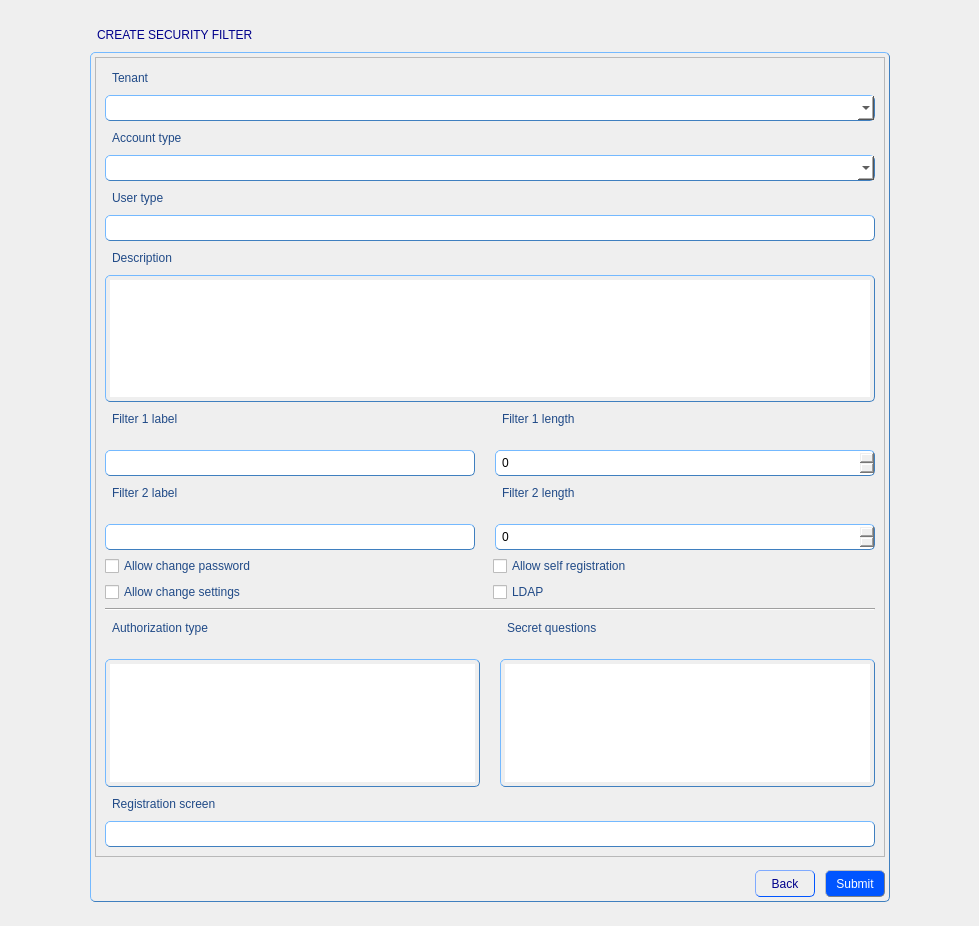
Before: the Qt Designer form QBuilder/QBuilder/src/createsecurityfilterform.ui in Rork96/QtProjects, drawn with Qt 5.
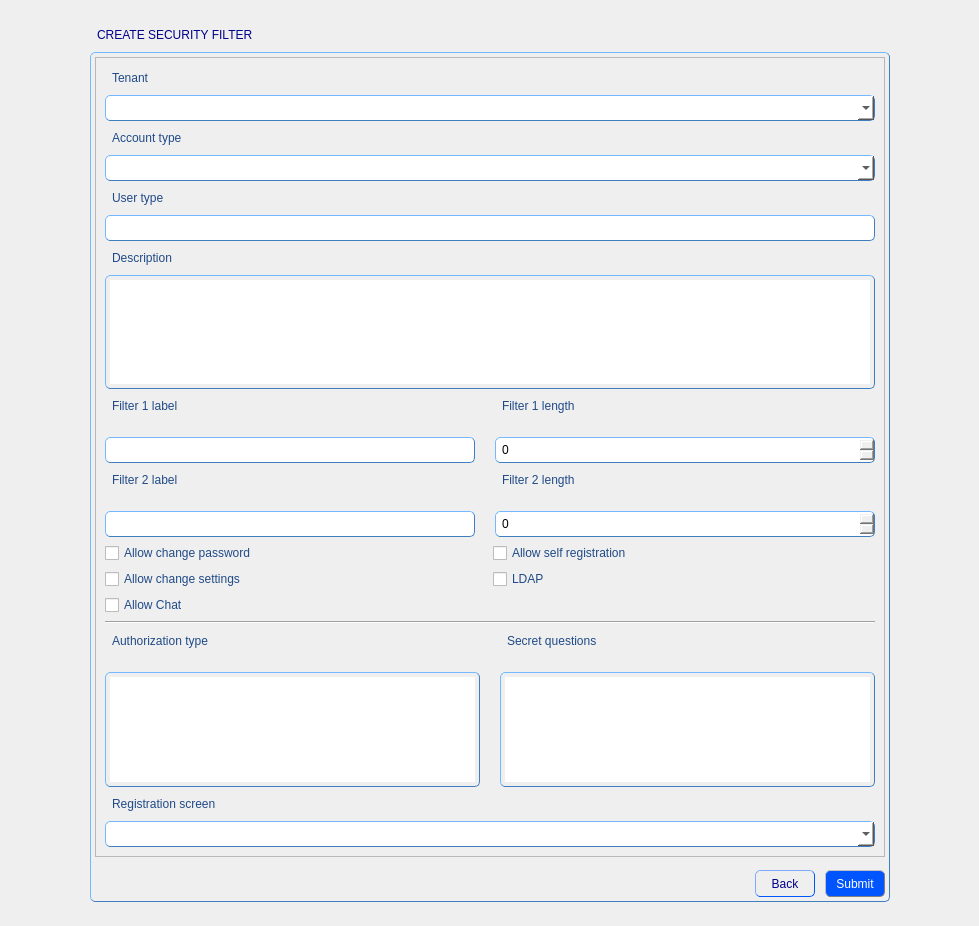
After: the same form once the commit is applied. Custom widgets are drawn as their Qt base class.

Commit message: Implement correct search. Was started working on tenant table, updated BaseForm class and have wrote base combo model.

Diff of the .ui file:
```diff
--- a/QBuilder/QBuilder/src/createsecurityfilterform.ui
+++ b/QBuilder/QBuilder/src/createsecurityfilterform.ui
@@ -60,7 +60,7 @@
                font: 9pt &quot;MS Shell Dlg 2&quot;;
 			   background-color: rgb(255, 255, 255);
               }
-QTextEdit {
+QPlainTextEdit {
                color: black;
                padding: 4px;
                border: 1px solid rgb(63, 127, 191); 
@@ -180,17 +180,7 @@
           </rect>
          </property>
          <layout class="QGridLayout" name="gridLayout_3">
-          <item row="7" column="0">
-           <widget class="QTextEdit" name="descriptionEdit">
-            <property name="maximumSize">
-             <size>
-              <width>16777215</width>
-              <height>200</height>
-             </size>
-            </property>
-           </widget>
-          </item>
-          <item row="15" column="0">
+          <item row="16" column="0">
            <widget class="QLabel" name="label_13">
             <property name="text">
              <string>Registration screen</string>
@@ -200,9 +190,6 @@
           <item row="5" column="0">
            <widget class="QLineEdit" name="userTypeLine"/>
           </item>
-          <item row="16" column="0">
-           <widget class="QLineEdit" name="regScreenLine"/>
-          </item>
           <item row="4" column="0">
            <widget class="QLabel" name="label_5">
             <property name="text">
@@ -302,7 +289,7 @@
             </item>
            </layout>
           </item>
-          <item row="14" column="0">
+          <item row="15" column="0">
            <layout class="QHBoxLayout" name="horizontalLayout_6">
             <property name="spacing">
              <number>20</number>
@@ -448,7 +435,7 @@
             </property>
            </widget>
           </item>
-          <item row="13" column="0">
+          <item row="14" column="0">
            <widget class="Line" name="line">
             <property name="orientation">
              <enum>Qt::Horizontal</enum>
@@ -468,6 +455,26 @@
             </property>
            </spacer>
           </item>
+          <item row="7" column="0">
+           <widget class="QPlainTextEdit" name="descriptionEdit">
+            <property name="maximumSize">
+             <size>
+              <width>16777215</width>
+              <height>200</height>
+             </size>
+            </property>
+           </widget>
+          </item>
+          <item row="13" column="0">
+           <widget class="QCheckBox" name="chatCheckBox">
+            <property name="text">
+             <string>Allow Chat</string>
+            </property>
+           </widget>
+          </item>
+          <item row="17" column="0">
+           <widget class="QComboBox" name="regScreenBox"/>
+          </item>
          </layout>
         </widget>
        </widget>
```
Left out of the diff: 2 changed lines with no effect on the pictures. The commit also changes 14 other files.
